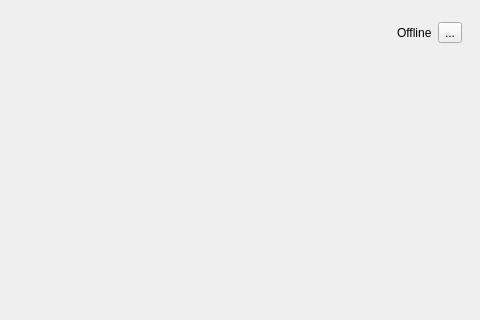
Qt form src/ui/MainWindow.ui (hidden-life/secrum-client) before a commit; both pictures show x 370 to 850 and y 0 to 320 of the 850 by 650 pixel window.
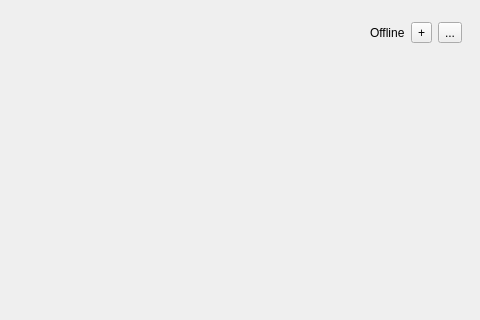
The same form after that commit.

Commit message: Fix memory bug. Add NewChat

Diff of the .ui file:
```diff
--- a/src/ui/MainWindow.ui
+++ b/src/ui/MainWindow.ui
@@ -73,6 +73,13 @@
          </property>
         </widget>
        </item>
+       <item>
+        <widget class="QToolButton" name="newChatToolButton">
+         <property name="text">
+          <string>+</string>
+         </property>
+        </widget>
+       </item>
        <item>
         <widget class="QToolButton" name="profileToolButton">
          <property name="text">
```
The commit also changes 17 other files.
